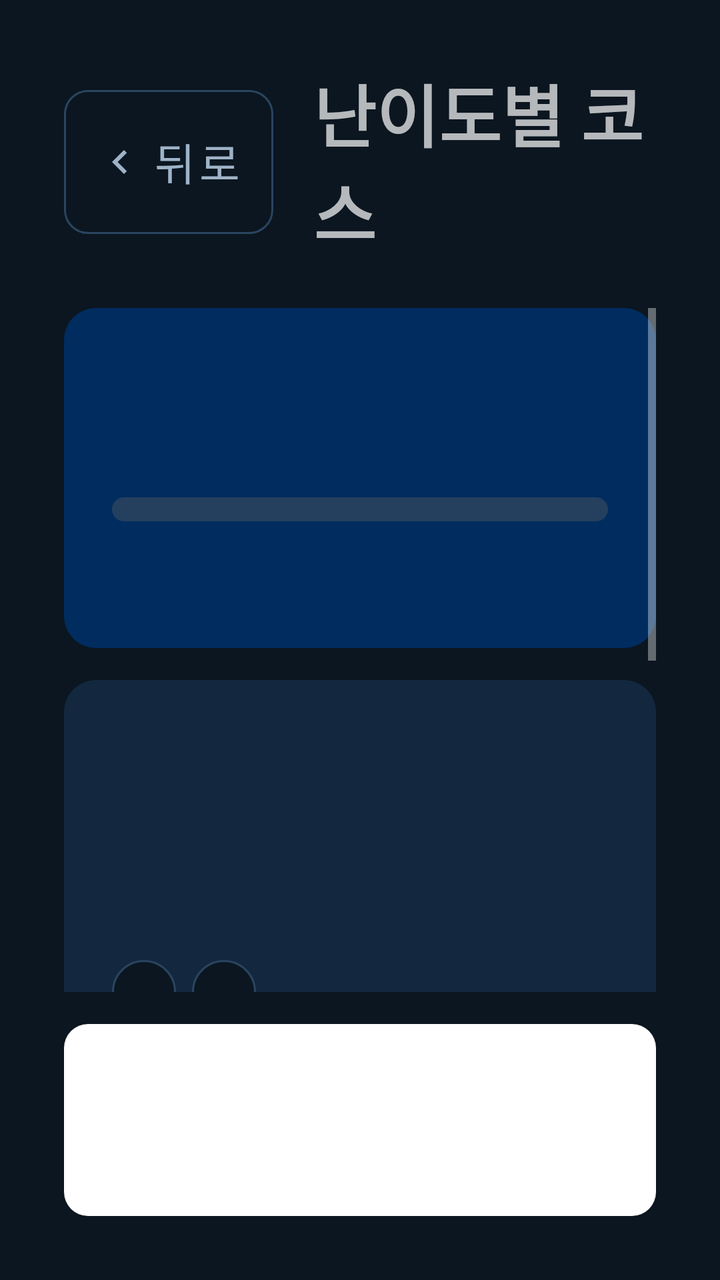
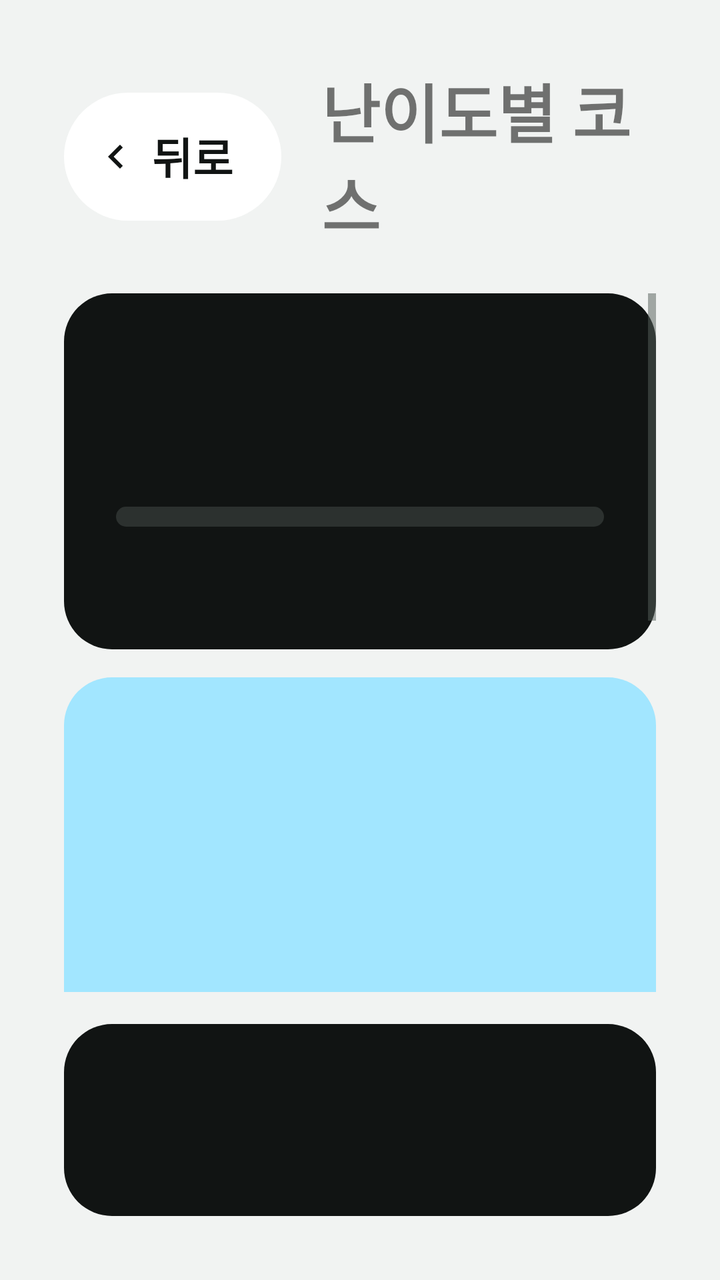

Before-and-after screenshots of an Android layout around one commit, followed by the original layout XML and the change that was made.
<!-- AndroidManifest.xml: application theme Theme.Jeonunbochocar -->
<!-- res/layout/screen_level.xml -->
<?xml version="1.0" encoding="utf-8"?>
<LinearLayout xmlns:android="http://schemas.android.com/apk/res/android"
    xmlns:app="http://schemas.android.com/apk/res-auto"
    android:layout_width="match_parent"
    android:layout_height="match_parent"
    android:orientation="vertical"
    android:padding="32dp">

    <LinearLayout
        android:layout_width="match_parent"
        android:layout_height="wrap_content"
        android:gravity="center_vertical"
        android:orientation="horizontal">

        <Button
            android:id="@+id/btnBack"
            style="@style/Jb.Button.Back"
            android:layout_width="wrap_content"
            android:layout_height="72dp"
            android:layout_marginEnd="20dp"
            android:text="뒤로" />

        <TextView
            android:layout_width="wrap_content"
            android:layout_height="wrap_content"
            android:text="난이도별 코스"
            android:textSize="34sp"
            android:textStyle="bold" />
    </LinearLayout>

    <ScrollView
        android:layout_width="match_parent"
        android:layout_height="0dp"
        android:layout_marginTop="24dp"
        android:layout_weight="1">

        <LinearLayout
            android:layout_width="match_parent"
            android:layout_height="wrap_content"
            android:orientation="vertical">

            
            <LinearLayout
                android:layout_width="match_parent"
                android:layout_height="wrap_content"
                android:background="@drawable/bg_level_card"
                android:orientation="vertical"
                android:padding="24dp">

                <LinearLayout
                    android:layout_width="match_parent"
                    android:layout_height="wrap_content"
                    android:gravity="bottom"
                    android:orientation="horizontal">

                    <TextView
                        android:id="@+id/levelValue"
                        android:layout_width="0dp"
                        android:layout_height="wrap_content"
                        android:layout_weight="1"
                        android:textSize="44sp"
                        android:textStyle="bold" />

                    <TextView
                        android:id="@+id/levelPoints"
                        android:layout_width="wrap_content"
                        android:layout_height="wrap_content"
                        android:textColor="@color/jb_on_navy_secondary"
                        android:textSize="24sp" />
                </LinearLayout>

                <com.google.android.material.progressindicator.LinearProgressIndicator
                    android:id="@+id/levelProgress"
                    android:layout_width="match_parent"
                    android:layout_height="wrap_content"
                    android:layout_marginTop="12dp"
                    android:max="100"
                    app:indicatorColor="@color/jb_accent_soft"
                    app:trackColor="@color/jb_track"
                    app:trackCornerRadius="6dp"
                    app:trackThickness="12dp" />

                <TextView
                    android:id="@+id/levelHint"
                    android:layout_width="wrap_content"
                    android:layout_height="wrap_content"
                    android:layout_marginTop="10dp"
                    android:textColor="@color/jb_on_navy_secondary"
                    android:textSize="22sp" />
            </LinearLayout>

            
            <LinearLayout
                android:layout_width="match_parent"
                android:layout_height="wrap_content"
                android:layout_marginTop="16dp"
                android:background="@drawable/bg_card"
                android:orientation="vertical"
                android:padding="24dp">

                <TextView
                    android:id="@+id/courseLabel"
                    android:layout_width="wrap_content"
                    android:layout_height="wrap_content"
                    android:textColor="@color/jb_text_secondary"
                    android:textSize="22sp" />

                <LinearLayout
                    android:layout_width="match_parent"
                    android:layout_height="wrap_content"
                    android:layout_marginTop="4dp"
                    android:gravity="bottom"
                    android:orientation="horizontal">

                    <TextView
                        android:id="@+id/courseDistance"
                        android:layout_width="wrap_content"
                        android:layout_height="wrap_content"
                        android:textSize="56sp"
                        android:textStyle="bold" />

                    <TextView
                        android:id="@+id/courseElements"
                        android:layout_width="wrap_content"
                        android:layout_height="wrap_content"
                        android:layout_marginStart="16dp"
                        android:layout_marginBottom="8dp"
                        android:textSize="28sp"
                        android:textStyle="bold" />
                </LinearLayout>

                <LinearLayout
                    android:layout_width="match_parent"
                    android:layout_height="wrap_content"
                    android:layout_marginTop="8dp"
                    android:orientation="horizontal">

                    <TextView
                        android:id="@+id/courseOption"
                        android:layout_width="wrap_content"
                        android:layout_height="wrap_content"
                        android:layout_marginEnd="8dp"
                        android:background="@drawable/bg_chip"
                        android:paddingHorizontal="16dp"
                        android:paddingVertical="8dp"
                        android:textSize="22sp" />

                    <TextView
                        android:id="@+id/courseDirection"
                        android:layout_width="wrap_content"
                        android:layout_height="wrap_content"
                        android:layout_marginEnd="8dp"
                        android:background="@drawable/bg_chip"
                        android:paddingHorizontal="16dp"
                        android:paddingVertical="8dp"
                        android:textSize="22sp" />
                </LinearLayout>

                <TextView
                    android:layout_width="wrap_content"
                    android:layout_height="wrap_content"
                    android:layout_marginTop="24dp"
                    android:text="완주하면 받을 수 있는 포인트"
                    android:textColor="@color/jb_text_secondary"
                    android:textSize="22sp" />

                <LinearLayout
                    android:id="@+id/pointRows"
                    android:layout_width="match_parent"
                    android:layout_height="wrap_content"
                    android:orientation="vertical" />
            </LinearLayout>

            
            <LinearLayout
                android:layout_width="match_parent"
                android:layout_height="wrap_content"
                android:layout_marginTop="16dp"
                android:background="@drawable/bg_card"
                android:orientation="vertical"
                android:padding="24dp">

                <TextView
                    android:layout_width="wrap_content"
                    android:layout_height="wrap_content"
                    android:text="레벨 지도"
                    android:textColor="@color/jb_text_secondary"
                    android:textSize="22sp" />

                <LinearLayout
                    android:id="@+id/levelRows"
                    android:layout_width="match_parent"
                    android:layout_height="wrap_content"
                    android:orientation="vertical" />

                <Button
                    android:id="@+id/btnMoreLevels"
                    style="@style/Jb.Button.Back"
                    android:layout_width="match_parent"
                    android:layout_height="72dp"
                    android:layout_marginTop="12dp"
                    android:text="모든 레벨 보기"
                    app:icon="@null" />
            </LinearLayout>
        </LinearLayout>
    </ScrollView>

    <Button
        android:id="@+id/btnNext"
        style="@style/Jb.Button.Primary"
        android:layout_width="match_parent"
        android:layout_height="96dp"
        android:layout_marginTop="16dp" />
</LinearLayout>
<!-- resources referenced by this layout -->
<resources>
  <color name="jb_accent_soft">#6FD8F2</color>
  <color name="jb_on_navy_secondary">#B9D3EA</color>
  <color name="jb_text_secondary">#9FB3C8</color>
  <color name="jb_track">#24405E</color>
  <!-- drawable bg_card (drawable) -->
  <?xml version="1.0" encoding="utf-8"?>
  <shape xmlns:android="http://schemas.android.com/apk/res/android">
      <solid android:color="@color/jb_card" />
      <corners android:radius="16dp" />
  </shape>
  <!-- drawable bg_chip (drawable) -->
  <?xml version="1.0" encoding="utf-8"?>
  <shape xmlns:android="http://schemas.android.com/apk/res/android">
      <solid android:color="@color/jb_background" />
      <stroke android:width="1dp" android:color="@color/jb_outline" />
      <corners android:radius="999dp" />
  </shape>
  <!-- drawable bg_level_card (drawable) -->
  <?xml version="1.0" encoding="utf-8"?>
  <shape xmlns:android="http://schemas.android.com/apk/res/android">
      <solid android:color="@color/jb_navy" />
      <corners android:radius="16dp" />
  </shape>
  <style name="Jb.Button.Back" parent="Widget.MaterialComponents.Button.OutlinedButton">
          <item name="strokeColor">@color/jb_outline</item>
          <item name="android:textColor">@color/jb_text_secondary</item>
          <item name="android:textSize">22sp</item>
          <item name="cornerRadius">12dp</item>
          <item name="icon">@drawable/ic_chevron_left</item>
          <item name="iconTint">@color/jb_text_secondary</item>
          <item name="android:minHeight">72dp</item>
          <item name="android:insetTop">0dp</item>
          <item name="android:insetBottom">0dp</item>
      </style>
  <style name="Jb.Button.Primary">
          <item name="backgroundTint">@color/white</item>
          <item name="android:textColor">@color/jb_navy</item>
      </style>
  <style name="Theme.Jeonunbochocar" parent="Theme.MaterialComponents.NoActionBar">
          <item name="colorPrimary">@color/jb_accent</item>
          <item name="colorPrimaryVariant">@color/jb_navy</item>
          <item name="colorOnPrimary">@color/jb_background</item>
          <item name="colorSecondary">@color/jb_accent</item>
          <item name="colorOnSecondary">@color/jb_background</item>
          <item name="android:windowBackground">@color/jb_background</item>
          <item name="android:statusBarColor">@color/jb_background</item>
          <item name="materialButtonStyle">@style/Jb.Button</item>
      </style>
  <color name="jb_card">#13283F</color>
  <color name="jb_background">#0B1620</color>
  <color name="jb_outline">#2A4560</color>
  <color name="jb_navy">#002C5F</color>
  <color name="jb_accent">#00AAD2</color>
  <style name="Jb.Button" parent="Widget.MaterialComponents.Button.UnelevatedButton">
          <item name="backgroundTint">@color/jb_card</item>
          <item name="android:textColor">@color/white</item>
          <item name="android:textSize">24sp</item>
          <item name="cornerRadius">12dp</item>
          <item name="android:insetTop">0dp</item>
          <item name="android:insetBottom">0dp</item>
      </style>
  <!-- unchanged entries left out for length: 2 -->
</resources>

<!-- the commit's change to res/layout/screen_level.xml (unified diff, before → after) -->
@@ -16,22 +16,19 @@
             android:id="@+id/btnBack"
             style="@style/Jb.Button.Back"
             android:layout_width="wrap_content"
-            android:layout_height="72dp"
+            android:layout_height="64dp"
             android:layout_marginEnd="20dp"
             android:text="뒤로" />
 
         <TextView
-            android:layout_width="wrap_content"
-            android:layout_height="wrap_content"
-            android:text="난이도별 코스"
-            android:textSize="34sp"
-            android:textStyle="bold" />
+            style="@style/Jb.HeaderTitle"
+            android:text="난이도별 코스" />
     </LinearLayout>
 
     <ScrollView
         android:layout_width="match_parent"
         android:layout_height="0dp"
-        android:layout_marginTop="24dp"
+        android:layout_marginTop="22dp"
         android:layout_weight="1">
 
         <LinearLayout
@@ -43,14 +40,16 @@
             <LinearLayout
                 android:layout_width="match_parent"
                 android:layout_height="wrap_content"
-                android:background="@drawable/bg_level_card"
-                android:orientation="vertical"
-                android:padding="24dp">
-
-                <LinearLayout
-                    android:layout_width="match_parent"
-                    android:layout_height="wrap_content"
-                    android:gravity="bottom"
+                android:background="@drawable/bg_block"
+                android:backgroundTint="@color/jb_ink"
+                android:orientation="vertical"
+                android:paddingHorizontal="26dp"
+                android:paddingVertical="22dp">
+
+                <LinearLayout
+                    android:layout_width="match_parent"
+                    android:layout_height="wrap_content"
+                    android:gravity="center_vertical"
                     android:orientation="horizontal">
 
                     <TextView
@@ -58,34 +57,36 @@
                         android:layout_width="0dp"
                         android:layout_height="wrap_content"
                         android:layout_weight="1"
-                        android:textSize="44sp"
+                        android:textColor="@color/jb_lime"
+                        android:textSize="56sp"
                         android:textStyle="bold" />
 
                     <TextView
                         android:id="@+id/levelPoints"
                         android:layout_width="wrap_content"
                         android:layout_height="wrap_content"
-                        android:textColor="@color/jb_on_navy_secondary"
-                        android:textSize="24sp" />
+                        android:textColor="@color/jb_on_ink"
+                        android:textSize="22sp"
+                        android:textStyle="bold" />
                 </LinearLayout>
 
                 <com.google.android.material.progressindicator.LinearProgressIndicator
                     android:id="@+id/levelProgress"
                     android:layout_width="match_parent"
                     android:layout_height="wrap_content"
-                    android:layout_marginTop="12dp"
+                    android:layout_marginTop="10dp"
                     android:max="100"
-                    app:indicatorColor="@color/jb_accent_soft"
-                    app:trackColor="@color/jb_track"
-                    app:trackCornerRadius="6dp"
-                    app:trackThickness="12dp" />
+                    app:indicatorColor="@color/jb_lime"
+                    app:trackColor="@color/jb_ink_track"
+                    app:trackCornerRadius="5dp"
+                    app:trackThickness="10dp" />
 
                 <TextView
                     android:id="@+id/levelHint"
                     android:layout_width="wrap_content"
                     android:layout_height="wrap_content"
                     android:layout_marginTop="10dp"
-                    android:textColor="@color/jb_on_navy_secondary"
+                    android:textColor="@color/jb_on_ink_secondary"
                     android:textSize="22sp" />
             </LinearLayout>
 
@@ -93,99 +94,85 @@
             <LinearLayout
                 android:layout_width="match_parent"
                 android:layout_height="wrap_content"
-                android:layout_marginTop="16dp"
-                android:background="@drawable/bg_card"
+                android:layout_marginTop="14dp"
+                android:background="@drawable/bg_block"
+                android:backgroundTint="@color/jb_sky"
+                android:orientation="vertical"
+                android:padding="28dp">
+
+                <TextView
+                    android:id="@+id/courseLabel"
+                    style="@style/Jb.OnBlock" />
+
+                <TextView
+                    android:id="@+id/courseDistance"
+                    style="@style/Jb.OnBlock"
+                    android:layout_marginTop="4dp"
+                    android:textSize="56sp" />
+
+                <TextView
+                    android:id="@+id/courseElements"
+                    style="@style/Jb.OnBlock"
+                    android:textSize="28sp" />
+
+                <LinearLayout
+                    android:layout_width="match_parent"
+                    android:layout_height="wrap_content"
+                    android:layout_marginTop="14dp"
+                    android:orientation="horizontal">
+
+                    <TextView
+                        android:id="@+id/courseOption"
+                        style="@style/Jb.OnBlock"
+                        android:layout_marginEnd="8dp"
+                        android:background="@drawable/bg_pill"
+                        android:paddingHorizontal="16dp"
+                        android:paddingVertical="8dp" />
+
+                    <TextView
+                        android:id="@+id/courseDirection"
+                        style="@style/Jb.OnBlock"
+                        android:background="@drawable/bg_pill"
+                        android:paddingHorizontal="16dp"
+                        android:paddingVertical="8dp" />
+                </LinearLayout>
+            </LinearLayout>
+
+            
+            <LinearLayout
+                android:layout_width="match_parent"
+                android:layout_height="wrap_content"
+                android:layout_marginTop="14dp"
+                android:background="@drawable/bg_block"
+                android:backgroundTint="@color/jb_lime"
+                android:orientation="vertical"
+                android:paddingHorizontal="28dp"
+                android:paddingVertical="22dp">
+
+                <TextView
+                    style="@style/Jb.OnBlock"
+                    android:text="완주하면 받을 수 있는 포인트" />
+
+                <LinearLayout
+                    android:id="@+id/pointRows"
+                    android:layout_width="match_parent"
+                    android:layout_height="wrap_content"
+                    android:orientation="vertical" />
+            </LinearLayout>
+
+            
+            <LinearLayout
+                android:layout_width="match_parent"
+                android:layout_height="wrap_content"
+                android:layout_marginTop="14dp"
+                android:background="@drawable/bg_block"
+                android:backgroundTint="@color/jb_surface"
                 android:orientation="vertical"
                 android:padding="24dp">
 
                 <TextView
-                    android:id="@+id/courseLabel"
-                    android:layout_width="wrap_content"
-                    android:layout_height="wrap_content"
-                    android:textColor="@color/jb_text_secondary"
-                    android:textSize="22sp" />
-
-                <LinearLayout
-                    android:layout_width="match_parent"
-                    android:layout_height="wrap_content"
-                    android:layout_marginTop="4dp"
-                    android:gravity="bottom"
-                    android:orientation="horizontal">
-
-                    <TextView
-                        android:id="@+id/courseDistance"
-                        android:layout_width="wrap_content"
-                        android:layout_height="wrap_content"
-                        android:textSize="56sp"
-                        android:textStyle="bold" />
-
-                    <TextView
-                        android:id="@+id/courseElements"
-                        android:layout_width="wrap_content"
-                        android:layout_height="wrap_content"
-                        android:layout_marginStart="16dp"
-                        android:layout_marginBottom="8dp"
-                        android:textSize="28sp"
-                        android:textStyle="bold" />
-                </LinearLayout>
-
-                <LinearLayout
-                    android:layout_width="match_parent"
-                    android:layout_height="wrap_content"
-                    android:layout_marginTop="8dp"
-                    android:orientation="horizontal">
-
-                    <TextView
-                        android:id="@+id/courseOption"
-                        android:layout_width="wrap_content"
-                        android:layout_height="wrap_content"
-                        android:layout_marginEnd="8dp"
-                        android:background="@drawable/bg_chip"
-                        android:paddingHorizontal="16dp"
-                        android:paddingVertical="8dp"
-                        android:textSize="22sp" />
-
-                    <TextView
-                        android:id="@+id/courseDirection"
-                        android:layout_width="wrap_content"
-                        android:layout_height="wrap_content"
-                        android:layout_marginEnd="8dp"
-                        android:background="@drawable/bg_chip"
-                        android:paddingHorizontal="16dp"
-                        android:paddingVertical="8dp"
-                        android:textSize="22sp" />
-                </LinearLayout>
-
-                <TextView
-                    android:layout_width="wrap_content"
-                    android:layout_height="wrap_content"
-                    android:layout_marginTop="24dp"
-                    android:text="완주하면 받을 수 있는 포인트"
-                    android:textColor="@color/jb_text_secondary"
-                    android:textSize="22sp" />
-
-                <LinearLayout
-                    android:id="@+id/pointRows"
-                    android:layout_width="match_parent"
-                    android:layout_height="wrap_content"
-                    android:orientation="vertical" />
-            </LinearLayout>
-
-            
-            <LinearLayout
-                android:layout_width="match_parent"
-                android:layout_height="wrap_content"
-                android:layout_marginTop="16dp"
-                android:background="@drawable/bg_card"
-                android:orientation="vertical"
-                android:padding="24dp">
-
-                <TextView
-                    android:layout_width="wrap_content"
-                    android:layout_height="wrap_content"
-                    android:text="레벨 지도"
-                    android:textColor="@color/jb_text_secondary"
-                    android:textSize="22sp" />
+                    style="@style/Jb.Label"
+                    android:text="레벨 지도" />
 
                 <LinearLayout
                     android:id="@+id/levelRows"
@@ -195,12 +182,11 @@
 
                 <Button
                     android:id="@+id/btnMoreLevels"
-                    style="@style/Jb.Button.Back"
-                    android:layout_width="match_parent"
-                    android:layout_height="72dp"
+                    android:layout_width="match_parent"
+                    android:layout_height="64dp"
                     android:layout_marginTop="12dp"
                     android:text="모든 레벨 보기"
-                    app:icon="@null" />
+                    app:backgroundTint="@color/jb_background" />
             </LinearLayout>
         </LinearLayout>
     </ScrollView>
<!-- resource entries referenced after the edit -->
@@ -1,63 +1,86 @@
 <!-- resources referenced by this layout -->
 <resources>
-  <color name="jb_accent_soft">#6FD8F2</color>
-  <color name="jb_on_navy_secondary">#B9D3EA</color>
-  <color name="jb_text_secondary">#9FB3C8</color>
-  <color name="jb_track">#24405E</color>
-  <!-- drawable bg_card (drawable) -->
+  <color name="jb_text_secondary">#56605B</color>
+  <color name="jb_on_block">#111413</color>
+  <style name="Jb.Button.Back">
+          <item name="cornerRadius">32dp</item>
+          <item name="icon">@drawable/ic_chevron_left</item>
+          <item name="iconTint">@color/jb_text</item>
+          <item name="iconPadding">6dp</item>
+          <item name="android:minHeight">64dp</item>
+          <item name="android:paddingStart">14dp</item>
+          <item name="android:paddingEnd">24dp</item>
+      </style>
+  <style name="Jb.Button.Primary">
+          <item name="backgroundTint">@color/jb_primary</item>
+          <item name="android:textColor">@color/jb_on_primary</item>
+          <item name="android:textSize">28sp</item>
+          <item name="cornerRadius">24dp</item>
+      </style>
+  <style name="Jb.HeaderTitle" parent="">
+          <item name="android:layout_width">wrap_content</item>
+          <item name="android:layout_height">wrap_content</item>
+          <item name="android:textSize">32sp</item>
+          <item name="android:textStyle">bold</item>
+      </style>
+  <style name="Jb.Label" parent="">
+          <item name="android:layout_width">wrap_content</item>
+          <item name="android:layout_height">wrap_content</item>
+          <item name="android:textColor">@color/jb_text_secondary</item>
+          <item name="android:textSize">22sp</item>
+          <item name="android:textStyle">bold</item>
+      </style>
+  <style name="Jb.OnBlock" parent="">
+          <item name="android:layout_width">wrap_content</item>
+          <item name="android:layout_height">wrap_content</item>
+          <item name="android:textColor">@color/jb_on_block</item>
+          <item name="android:textSize">22sp</item>
+          <item name="android:textStyle">bold</item>
+      </style>
+  <style name="Theme.Jeonunbochocar" parent="Theme.MaterialComponents.DayNight.NoActionBar">
+          <item name="colorPrimary">@color/jb_primary</item>
+          <item name="colorPrimaryVariant">@color/jb_primary</item>
+          <item name="colorOnPrimary">@color/jb_on_primary</item>
+          <item name="colorSecondary">@color/jb_primary</item>
+          <item name="colorOnSecondary">@color/jb_on_primary</item>
+          <item name="android:textColorPrimary">@color/jb_text</item>
+          <item name="android:textColorSecondary">@color/jb_text_secondary</item>
+          <item name="android:windowBackground">@color/jb_background</item>
+          <item name="android:statusBarColor">@color/jb_background</item>
+          <item name="android:windowLightStatusBar">@bool/jb_light_bars</item>
+          <item name="materialButtonStyle">@style/Jb.Button</item>
+      </style>
+  <color name="jb_text">#111413</color>
+  <color name="jb_primary">#111413</color>
+  <color name="jb_on_primary">#F1F3F2</color>
+  <color name="jb_background">#F1F3F2</color>
+  <color name="jb_ink">#111413</color>
+  <color name="jb_ink_track">#2C312F</color>
+  <color name="jb_lime">#C6F073</color>
+  <color name="jb_on_ink">#F1F3F2</color>
+  <color name="jb_on_ink_secondary">#C9CFCC</color>
+  <color name="jb_sky">#A2E6FF</color>
+  <color name="jb_surface">#FFFFFF</color>
+  <!-- drawable bg_block (drawable) -->
   <?xml version="1.0" encoding="utf-8"?>
   <shape xmlns:android="http://schemas.android.com/apk/res/android">
-      <solid android:color="@color/jb_card" />
-      <corners android:radius="16dp" />
+      <solid android:color="@color/white" />
+      <corners android:radius="24dp" />
   </shape>
-  <!-- drawable bg_chip (drawable) -->
+  <!-- drawable bg_pill (drawable) -->
   <?xml version="1.0" encoding="utf-8"?>
   <shape xmlns:android="http://schemas.android.com/apk/res/android">
-      <solid android:color="@color/jb_background" />
-      <stroke android:width="1dp" android:color="@color/jb_outline" />
+      <solid android:color="@color/white" />
       <corners android:radius="999dp" />
   </shape>
-  <!-- drawable bg_level_card (drawable) -->
-  <?xml version="1.0" encoding="utf-8"?>
-  <shape xmlns:android="http://schemas.android.com/apk/res/android">
-      <solid android:color="@color/jb_navy" />
-      <corners android:radius="16dp" />
-  </shape>
-  <style name="Jb.Button.Back" parent="Widget.MaterialComponents.Button.OutlinedButton">
-          <item name="strokeColor">@color/jb_outline</item>
-          <item name="android:textColor">@color/jb_text_secondary</item>
+  <style name="Jb.Button" parent="Widget.MaterialComponents.Button.UnelevatedButton">
+          <item name="backgroundTint">@color/jb_surface</item>
+          <item name="android:textColor">@color/jb_text</item>
           <item name="android:textSize">22sp</item>
-          <item name="cornerRadius">12dp</item>
-          <item name="icon">@drawable/ic_chevron_left</item>
-          <item name="iconTint">@color/jb_text_secondary</item>
-          <item name="android:minHeight">72dp</item>
-          <item name="android:insetTop">0dp</item>
-          <item name="android:insetBottom">0dp</item>
-      </style>
-  <style name="Jb.Button.Primary">
-          <item name="backgroundTint">@color/white</item>
-          <item name="android:textColor">@color/jb_navy</item>
-      </style>
-  <style name="Theme.Jeonunbochocar" parent="Theme.MaterialComponents.NoActionBar">
-          <item name="colorPrimary">@color/jb_accent</item>
-          <item name="colorPrimaryVariant">@color/jb_navy</item>
-          <item name="colorOnPrimary">@color/jb_background</item>
-          <item name="colorSecondary">@color/jb_accent</item>
-          <item name="colorOnSecondary">@color/jb_background</item>
-          <item name="android:windowBackground">@color/jb_background</item>
-          <item name="android:statusBarColor">@color/jb_background</item>
-          <item name="materialButtonStyle">@style/Jb.Button</item>
-      </style>
-  <color name="jb_card">#13283F</color>
-  <color name="jb_background">#0B1620</color>
-  <color name="jb_outline">#2A4560</color>
-  <color name="jb_navy">#002C5F</color>
-  <color name="jb_accent">#00AAD2</color>
-  <style name="Jb.Button" parent="Widget.MaterialComponents.Button.UnelevatedButton">
-          <item name="backgroundTint">@color/jb_card</item>
-          <item name="android:textColor">@color/white</item>
-          <item name="android:textSize">24sp</item>
-          <item name="cornerRadius">12dp</item>
+          <item name="android:textStyle">bold</item>
+          <item name="android:textAllCaps">false</item>
+          <item name="android:letterSpacing">0</item>
+          <item name="cornerRadius">20dp</item>
           <item name="android:insetTop">0dp</item>
           <item name="android:insetBottom">0dp</item>
       </style>
